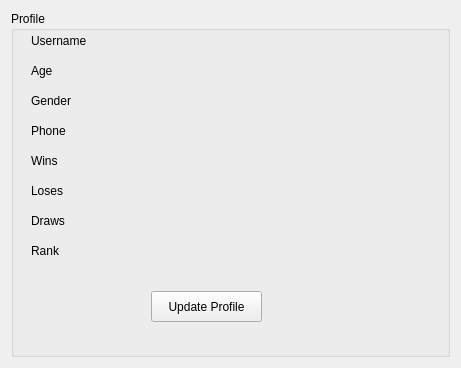
Qt form profile.ui (AbdoBadawy/EECE2026_TicTacToeProject_CodeCrafters) before a commit.
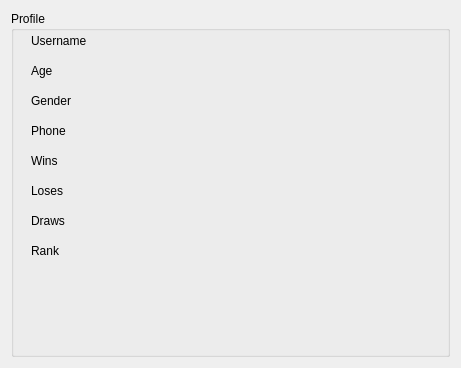
The same form after that commit.

```diff
--- a/profile.ui
+++ b/profile.ui
@@ -227,19 +227,6 @@
        <string/>
       </property>
      </widget>
-     <widget class="QPushButton" name="pushButton">
-      <property name="geometry">
-       <rect>
-        <x>140</x>
-        <y>280</y>
-        <width>111</width>
-        <height>31</height>
-       </rect>
-      </property>
-      <property name="text">
-       <string>Update Profile</string>
-      </property>
-     </widget>
     </widget>
    </item>
   </layout>
```
